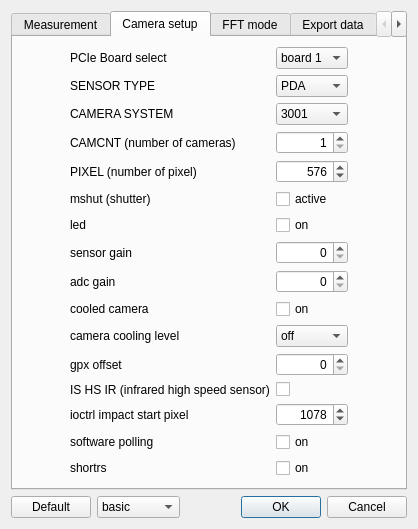
Above: escam/dialogsettings.ui from Entwicklungsburo-Stresing/EBST_CAM before the change. Below: the same form after it.
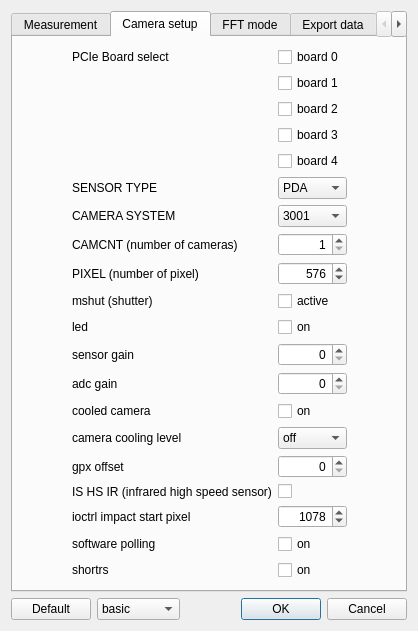
That is the form after the change. The open tabs and pages were chosen to show the change.

Commit message: Transform board select in settings dialog to 5 check boxes

```diff
--- a/escam/dialogsettings.ui
+++ b/escam/dialogsettings.ui
@@ -6,8 +6,8 @@
    <rect>
     <x>0</x>
     <y>0</y>
-    <width>399</width>
-    <height>519</height>
+    <width>396</width>
+    <height>588</height>
    </rect>
   </property>
   <property name="windowTitle">
@@ -505,7 +505,56 @@
       <layout class="QVBoxLayout" name="verticalLayout_4">
        <item>
         <layout class="QGridLayout" name="gridLayoutCamerasetup">
-         <item row="3" column="2">
+         <item row="19" column="2">
+          <widget class="QCheckBox" name="checkBoxUseSoftwarePolling">
+           <property name="text">
+            <string>on</string>
+           </property>
+          </widget>
+         </item>
+         <item row="12" column="1">
+          <widget class="QLabel" name="labelGain3010">
+           <property name="text">
+            <string>sensor gain</string>
+           </property>
+          </widget>
+         </item>
+         <item row="14" column="2">
+          <widget class="QCheckBox" name="checkBoxIsCooledCam">
+           <property name="text">
+            <string>on</string>
+           </property>
+          </widget>
+         </item>
+         <item row="4" column="2">
+          <widget class="QCheckBox" name="checkBoxBoard3">
+           <property name="text">
+            <string>board 3</string>
+           </property>
+          </widget>
+         </item>
+         <item row="10" column="2">
+          <widget class="QCheckBox" name="checkBoxMshut">
+           <property name="text">
+            <string>active</string>
+           </property>
+          </widget>
+         </item>
+         <item row="16" column="1">
+          <widget class="QLabel" name="labelGpxOffset">
+           <property name="text">
+            <string>gpx offset</string>
+           </property>
+          </widget>
+         </item>
+         <item row="10" column="1">
+          <widget class="QLabel" name="labelMshut">
+           <property name="text">
+            <string>mshut (shutter)</string>
+           </property>
+          </widget>
+         </item>
+         <item row="7" column="2">
           <widget class="QComboBox" name="comboBoxCameraSystem">
            <property name="enabled">
             <bool>true</bool>
@@ -527,153 +576,185 @@
            </item>
           </widget>
          </item>
-         <item row="5" column="2">
-          <widget class="QSpinBox" name="spinBoxPixel">
-           <property name="enabled">
-            <bool>true</bool>
-           </property>
-           <property name="alignment">
-            <set>Qt::AlignRight|Qt::AlignTrailing|Qt::AlignVCenter</set>
-           </property>
-           <property name="minimum">
-            <number>64</number>
-           </property>
-           <property name="maximum">
-            <number>9999</number>
-           </property>
-           <property name="singleStep">
-            <number>64</number>
-           </property>
-           <property name="value">
-            <number>576</number>
-           </property>
-          </widget>
-         </item>
-         <item row="9" column="2">
-          <widget class="QSpinBox" name="spinBoxAdcGain">
-           <property name="alignment">
-            <set>Qt::AlignRight|Qt::AlignTrailing|Qt::AlignVCenter</set>
-           </property>
-          </widget>
-         </item>
-         <item row="2" column="2">
-          <widget class="QComboBox" name="comboBoxSensorType">
-           <item>
-            <property name="text">
-             <string>PDA</string>
-            </property>
-           </item>
-           <item>
-            <property name="text">
-             <string>FFT</string>
-            </property>
-           </item>
-          </widget>
-         </item>
-         <item row="5" column="1">
+         <item row="9" column="1">
           <widget class="QLabel" name="labelOutputPixel">
            <property name="text">
             <string>PIXEL (number of pixel)</string>
            </property>
           </widget>
          </item>
-         <item row="6" column="2">
-          <widget class="QCheckBox" name="checkBoxMshut">
+         <item row="1" column="1">
+          <widget class="QLabel" name="labelBoardSel">
            <property name="text">
-            <string>active</string>
+            <string>PCIe Board select</string>
            </property>
           </widget>
          </item>
-         <item row="3" column="1">
+         <item row="18" column="2">
+          <widget class="QSpinBox" name="spinBoxIOCtrlImpactStartPixel">
+           <property name="alignment">
+            <set>Qt::AlignRight|Qt::AlignTrailing|Qt::AlignVCenter</set>
+           </property>
+           <property name="maximum">
+            <number>268435455</number>
+           </property>
+           <property name="value">
+            <number>1078</number>
+           </property>
+          </widget>
+         </item>
+         <item row="21" column="1">
+          <spacer name="verticalSpacerBottom">
+           <property name="orientation">
+            <enum>Qt::Vertical</enum>
+           </property>
+           <property name="sizeHint" stdset="0">
+            <size>
+             <width>20</width>
+             <height>40</height>
+            </size>
+           </property>
+          </spacer>
+         </item>
+         <item row="15" column="1">
+          <widget class="QLabel" name="labelCamCool">
+           <property name="text">
+            <string>camera cooling level</string>
+           </property>
+          </widget>
+         </item>
+         <item row="13" column="2">
+          <widget class="QSpinBox" name="spinBoxAdcGain">
+           <property name="alignment">
+            <set>Qt::AlignRight|Qt::AlignTrailing|Qt::AlignVCenter</set>
+           </property>
+          </widget>
+         </item>
+         <item row="7" column="1">
           <widget class="QLabel" name="labelCameraSystem">
            <property name="text">
             <string>CAMERA SYSTEM</string>
            </property>
           </widget>
          </item>
-         <item row="0" column="1">
-          <spacer name="verticalSpacerTop">
-           <property name="orientation">
-            <enum>Qt::Vertical</enum>
+         <item row="20" column="2">
+          <widget class="QCheckBox" name="checkBoxShortrs">
+           <property name="text">
+            <string>on</string>
            </property>
-           <property name="sizeHint" stdset="0">
-            <size>
-             <width>20</width>
-             <height>40</height>
-            </size>
+          </widget>
+         </item>
+         <item row="11" column="1">
+          <widget class="QLabel" name="labelLed">
+           <property name="text">
+            <string>led</string>
            </property>
-          </spacer>
+          </widget>
+         </item>
+         <item row="1" column="2">
+          <widget class="QCheckBox" name="checkBoxBoard0">
+           <property name="text">
+            <string>board 0</string>
+           </property>
+          </widget>
+         </item>
+         <item row="9" column="2">
+          <widget class="QSpinBox" name="spinBoxPixel">
+           <property name="enabled">
+            <bool>true</bool>
+           </property>
+           <property name="alignment">
+            <set>Qt::AlignRight|Qt::AlignTrailing|Qt::AlignVCenter</set>
+           </property>
+           <property name="minimum">
+            <number>64</number>
+           </property>
+           <property name="maximum">
+            <number>9999</number>
+           </property>
+           <property name="singleStep">
+            <number>64</number>
+           </property>
+           <property name="value">
+            <number>576</number>
+           </property>
+          </widget>
          </item>
          <item row="14" column="1">
+          <widget class="QLabel" name="labelIsCooledCam">
+           <property name="text">
+            <string>cooled camera</string>
+           </property>
+          </widget>
+         </item>
+         <item row="6" column="1">
+          <widget class="QLabel" name="labelSensorType">
+           <property name="text">
+            <string>SENSOR TYPE</string>
+           </property>
+          </widget>
+         </item>
+         <item row="18" column="1">
           <widget class="QLabel" name="labelIOCtrlImpactStartPixel">
            <property name="text">
             <string>ioctrl impact start pixel</string>
            </property>
           </widget>
          </item>
-         <item row="1" column="0">
-          <spacer name="horizontalSpacerLeft">
-           <property name="orientation">
-            <enum>Qt::Horizontal</enum>
+         <item row="8" column="2">
+          <widget class="QSpinBox" name="spinBoxCamcnt">
+           <property name="enabled">
+            <bool>true</bool>
            </property>
-           <property name="sizeHint" stdset="0">
-            <size>
-             <width>40</width>
-             <height>20</height>
-            </size>
+           <property name="alignment">
+            <set>Qt::AlignRight|Qt::AlignTrailing|Qt::AlignVCenter</set>
            </property>
-          </spacer>
-         </item>
-         <item row="1" column="2">
-          <widget class="QComboBox" name="comboBoxBoardSel">
-           <item>
-            <property name="text">
-             <string>board 1</string>
-            </property>
-           </item>
-           <item>
-            <property name="text">
-             <string>board 2</string>
-            </property>
-           </item>
-           <item>
-            <property name="text">
-             <string>both</string>
-            </property>
-           </item>
+           <property name="minimum">
+            <number>1</number>
+           </property>
+           <property name="maximum">
+            <number>8</number>
+           </property>
+           <property name="value">
+            <number>1</number>
+           </property>
           </widget>
          </item>
-         <item row="15" column="1">
+         <item row="19" column="1">
           <widget class="QLabel" name="labelUseSoftwarePolling">
            <property name="text">
             <string>software polling</string>
            </property>
           </widget>
          </item>
-         <item row="15" column="2">
-          <widget class="QCheckBox" name="checkBoxUseSoftwarePolling">
+         <item row="2" column="2">
+          <widget class="QCheckBox" name="checkBoxBoard1">
            <property name="text">
-            <string>on</string>
+            <string>board 1</string>
            </property>
           </widget>
          </item>
-         <item row="12" column="1">
-          <widget class="QLabel" name="labelGpxOffset">
+         <item row="13" column="1">
+          <widget class="QLabel" name="labelGain3030">
            <property name="text">
-            <string>gpx offset</string>
+            <string>adc gain</string>
            </property>
           </widget>
          </item>
-         <item row="14" column="2">
-          <widget class="QSpinBox" name="spinBoxIOCtrlImpactStartPixel">
+         <item row="16" column="2">
+          <widget class="QSpinBox" name="spinBoxGpxOffset">
            <property name="alignment">
             <set>Qt::AlignRight|Qt::AlignTrailing|Qt::AlignVCenter</set>
            </property>
            <property name="maximum">
             <number>268435455</number>
            </property>
-           <property name="value">
-            <number>1078</number>
+          </widget>
+         </item>
+         <item row="17" column="1">
+          <widget class="QLabel" name="labelIr">
+           <property name="text">
+            <string>IS HS IR (infrared high speed sensor)</string>
            </property>
           </widget>
          </item>
@@ -690,21 +771,48 @@
            </property>
           </spacer>
          </item>
-         <item row="10" column="1">
-          <widget class="QLabel" name="labelIsCooledCam">
+         <item row="20" column="1">
+          <widget class="QLabel" name="labelShortRs">
            <property name="text">
-            <string>cooled camera</string>
+            <string>shortrs</string>
            </property>
           </widget>
          </item>
-         <item row="8" column="2">
-          <widget class="QSpinBox" name="spinBoxSensorGain">
-           <property name="alignment">
-            <set>Qt::AlignRight|Qt::AlignTrailing|Qt::AlignVCenter</set>
-           </property>
+         <item row="6" column="2">
+          <widget class="QComboBox" name="comboBoxSensorType">
+           <item>
+            <property name="text">
+             <string>PDA</string>
+            </property>
+           </item>
+           <item>
+            <property name="text">
+             <string>FFT</string>
+            </property>
+           </item>
           </widget>
          </item>
          <item row="11" column="2">
+          <widget class="QCheckBox" name="checkBoxLed">
+           <property name="text">
+            <string>on</string>
+           </property>
+          </widget>
+         </item>
+         <item row="0" column="1">
+          <spacer name="verticalSpacerTop">
+           <property name="orientation">
+            <enum>Qt::Vertical</enum>
+           </property>
+           <property name="sizeHint" stdset="0">
+            <size>
+             <width>20</width>
+             <height>40</height>
+            </size>
+           </property>
+          </spacer>
+         </item>
+         <item row="15" column="2">
           <widget class="QComboBox" name="comboBoxCamCool">
            <item>
             <property name="text">
@@ -758,143 +866,51 @@
            </item>
           </widget>
          </item>
-         <item row="7" column="1">
-          <widget class="QLabel" name="labelLed">
+         <item row="12" column="2">
+          <widget class="QSpinBox" name="spinBoxSensorGain">
+           <property name="alignment">
+            <set>Qt::AlignRight|Qt::AlignTrailing|Qt::AlignVCenter</set>
+           </property>
+          </widget>
+         </item>
+         <item row="3" column="2">
+          <widget class="QCheckBox" name="checkBoxBoard2">
            <property name="text">
-            <string>led</string>
+            <string>board 2</string>
            </property>
           </widget>
          </item>
-         <item row="4" column="1">
+         <item row="8" column="1">
           <widget class="QLabel" name="labelCamcnt">
            <property name="text">
             <string>CAMCNT (number of cameras)</string>
            </property>
           </widget>
          </item>
-         <item row="8" column="1">
-          <widget class="QLabel" name="labelGain3010">
-           <property name="text">
-            <string>sensor gain</string>
-           </property>
-          </widget>
-         </item>
-         <item row="13" column="1">
-          <widget class="QLabel" name="labelIr">
-           <property name="text">
-            <string>IS HS IR (infrared high speed sensor)</string>
-           </property>
-          </widget>
-         </item>
-         <item row="12" column="2">
-          <widget class="QSpinBox" name="spinBoxGpxOffset">
-           <property name="alignment">
-            <set>Qt::AlignRight|Qt::AlignTrailing|Qt::AlignVCenter</set>
-           </property>
-           <property name="maximum">
-            <number>268435455</number>
-           </property>
-          </widget>
-         </item>
-         <item row="11" column="1">
-          <widget class="QLabel" name="labelCamCool">
-           <property name="text">
-            <string>camera cooling level</string>
-           </property>
-          </widget>
-         </item>
-         <item row="4" column="2">
-          <widget class="QSpinBox" name="spinBoxCamcnt">
-           <property name="enabled">
-            <bool>true</bool>
-           </property>
-           <property name="alignment">
-            <set>Qt::AlignRight|Qt::AlignTrailing|Qt::AlignVCenter</set>
-           </property>
-           <property name="minimum">
-            <number>1</number>
-           </property>
-           <property name="maximum">
-            <number>8</number>
-           </property>
-           <property name="value">
-            <number>1</number>
-           </property>
-          </widget>
-         </item>
-         <item row="6" column="1">
-          <widget class="QLabel" name="labelMshut">
-           <property name="text">
-            <string>mshut (shutter)</string>
-           </property>
-          </widget>
-         </item>
-         <item row="16" column="2">
-          <widget class="QCheckBox" name="checkBoxShortrs">
-           <property name="text">
-            <string>on</string>
-           </property>
-          </widget>
-         </item>
-         <item row="1" column="1">
-          <widget class="QLabel" name="labelBoardSel">
-           <property name="text">
-            <string>PCIe Board select</string>
-           </property>
-          </widget>
-         </item>
-         <item row="13" column="2">
+         <item row="17" column="2">
           <widget class="QCheckBox" name="checkBoxIr">
            <property name="text">
             <string/>
            </property>
           </widget>
          </item>
-         <item row="17" column="1">
-          <spacer name="verticalSpacerBottom">
+         <item row="1" column="0">
+          <spacer name="horizontalSpacerLeft">
            <property name="orientation">
-            <enum>Qt::Vertical</enum>
+            <enum>Qt::Horizontal</enum>
            </property>
            <property name="sizeHint" stdset="0">
             <size>
-             <width>20</width>
-             <height>40</height>
+             <width>40</width>
+             <height>20</height>
             </size>
            </property>
           </spacer>
          </item>
-         <item row="16" column="1">
-          <widget class="QLabel" name="labelShortRs">
+         <item row="5" column="2">
+          <widget class="QCheckBox" name="checkBoxBoard4">
            <property name="text">
-            <string>shortrs</string>
-           </property>
-          </widget>
-         </item>
-         <item row="10" column="2">
-          <widget class="QCheckBox" name="checkBoxIsCooledCam">
-           <property name="text">
-            <string>on</string>
-           </property>
-          </widget>
-         </item>
-         <item row="9" column="1">
-          <widget class="QLabel" name="labelGain3030">
-           <property name="text">
-            <string>adc gain</string>
-           </property>
-          </widget>
-         </item>
-         <item row="7" column="2">
-          <widget class="QCheckBox" name="checkBoxLed">
-           <property name="text">
-            <string>on</string>
-           </property>
-          </widget>
-         </item>
-         <item row="2" column="1">
-          <widget class="QLabel" name="labelSensorType">
-           <property name="text">
-            <string>SENSOR TYPE</string>
+            <string>board 4 </string>
            </property>
           </widget>
          </item>
```
Left out of the diff: 1 changed line with no effect on the pictures. The commit also changes 5 other files.
